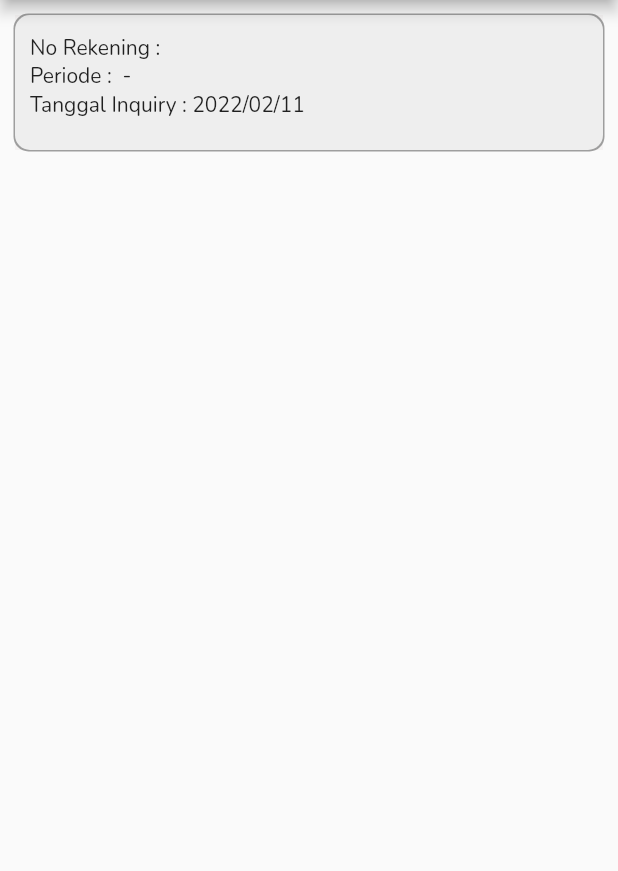
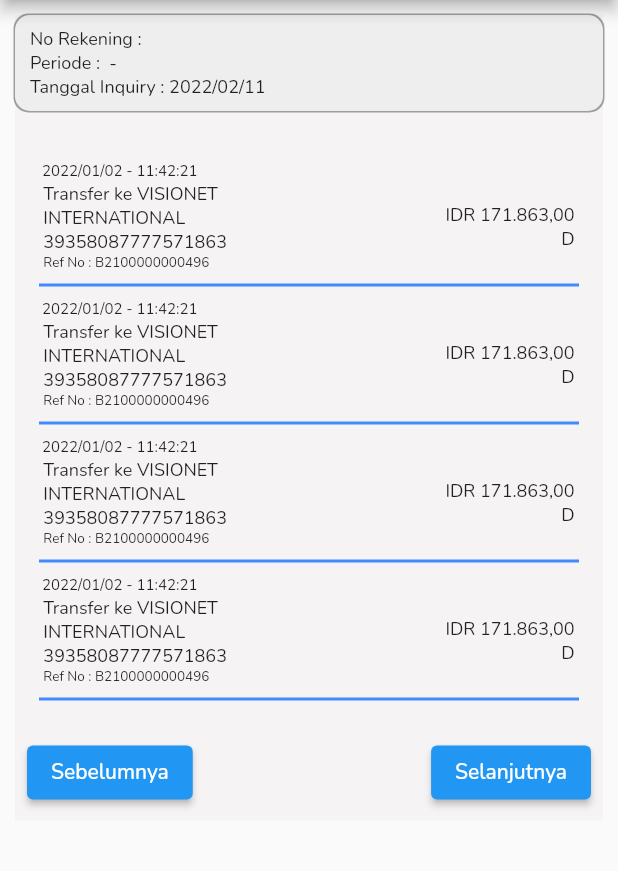
Before and after one commit to nangs/wincoremobile-1, a Flutter app: the AccountActivitiesDetails screen opened directly with empty values, on a phone screen of 412 x 824 dp, the part 84-955 px from its top. Run offline on Flutter 3.47's test engine with Material 2 defaults, Android fonts, the phone set to English and light mode, and no system bars; our stand-ins replace bloc, carousel_slider, dartz, dio, firebase_auth, firebase_core and 3 more; missing offline and left inert: firebase_auth_web, firebase_core_web; accounts and stored records are empty.

Commit message:
Account Activities UI

```diff
--- /dev/null
+++ b/lib/application/accountActivities/cubit/acc_activities_state.dart
@@ -0,0 +1,6 @@
+part of 'acc_activities_cubit.dart';
+
+@immutable
+abstract class AccActivitiesState {}
+
+class AccActivitiesInitial extends AccActivitiesState {}
--- /dev/null
+++ b/lib/application/accountBalance/cubit/account_balance_state.dart
@@ -0,0 +1,6 @@
+part of 'account_balance_cubit.dart';
+
+@immutable
+abstract class AccountBalanceState {}
+
+class AccountBalanceInitial extends AccountBalanceState {}
--- a/lib/domain/model/auth/auth_response.dart
+++ b/lib/domain/model/auth/auth_response.dart
@@ -1,5 +1,4 @@
 // ignore_for_file: prefer_collection_literals, unnecessary_new, unnecessary_this
-
 class AuthResponse {
   Info? info;
   String? status;
@@ -23,16 +22,19 @@
 
 class Info {
   String? accountName;
+  List<String>? accountList;
 
-  Info({this.accountName});
+  Info({this.accountName, this.accountList});
 
   Info.fromJson(Map<String, dynamic> json) {
     accountName = json['account_name'];
+    accountList = json['account_list'].cast<String>();
   }
 
   Map<String, dynamic> toJson() {
     final Map<String, dynamic> data = new Map<String, dynamic>();
     data['account_name'] = this.accountName;
+    data['account_list'] = this.accountList;
     return data;
   }
 }
--- a/lib/screen/panel/account/account_activities_detail.dart
+++ b/lib/screen/panel/account/account_activities_detail.dart
@@ -44,47 +44,92 @@
                       BoxShadow(color: Colors.grey, spreadRadius: 1),
                     ],
                   ),
-                  height: 90,
+                  // height: 90,
                   width: MediaQuery.of(context).size.width,
                   alignment: Alignment.centerLeft,
                   child: Column(
                     children: [
                       Padding(
-                        padding: const EdgeInsets.fromLTRB(10, 4.5, 10, 4.5),
+                        padding: const EdgeInsets.fromLTRB(10, 8, 10, 8),
                         child: Column(
                           children: [
-                            const SizedBox(
-                              height: 8,
-                            ),
                             Container(
                               alignment: Alignment.centerLeft,
-                              child: Text("No Rekening : " + widget.no_rek),
+                              child: Text(
+                                "No Rekening : " + widget.no_rek,
+                                style: TextStyle(
+                                  fontSize: 12,
+                                ),
+                              ),
                             ),
                             Row(
                               children: [
-                                Text("Periode : "),
-                                Text(widget.startDate),
-                                Text(" - "),
-                                Text(widget.endDate),
+                                Text("Periode : ",
+                                    style: TextStyle(
+                                      fontSize: 12,
+                                    )),
+                                Text(widget.startDate,
+                                    style: TextStyle(
+                                      fontSize: 12,
+                                    )),
+                                Text(" - ",
+                                    style: TextStyle(
+                                      fontSize: 12,
+                                    )),
+                                Text(widget.endDate,
+                                    style: TextStyle(
+                                      fontSize: 12,
+                                    )),
                               ],
                             ),
                             Container(
                               alignment: Alignment.centerLeft,
-                              child: Text("Tanggal Inquiry : " +
-                                  DateFormat("yyyy/MM/dd")
-                                      .format(DateTime.now())),
+                              child: Text(
+                                "Tanggal Inquiry : " +
+                                    DateFormat("yyyy/MM/dd")
+                                        .format(DateTime.now()),
+                                style: TextStyle(
+                                  fontSize: 12,
+                                ),
+                              ),
                             )
                           ],
                         ),
                       ),
-                      Padding(
-                        padding: const EdgeInsets.all(8.0),
-                        child: Column(
-                          children: [],
-                        ),
-                      )
                     ],
                   ),
+                ),
+                Container(
+                  margin: EdgeInsets.only(top: 25),
+                  child: Padding(
+                    padding: const EdgeInsets.all(8.0),
+                    child: Container(
+                      alignment: Alignment.centerLeft,
+                      child: Column(
+                        children: [
+                          accActivityDetails(),
+                          accActivityDetails(),
+                          accActivityDetails(),
+                          accActivityDetails(),
+                        ],
+                      ),
+                    ),
+                  ),
+                ),
+                Row(
+                  mainAxisAlignment: MainAxisAlignment.spaceBetween,
+                  children: [
+                    Padding(
+                      padding: const EdgeInsets.all(8.0),
+                      child: ElevatedButton(
+                          onPressed: () {}, child: Text("Sebelumnya")),
+                    ),
+                    Padding(
+                      padding: const EdgeInsets.all(8.0),
+                      child: ElevatedButton(
+                          onPressed: () {}, child: Text("Selanjutnya")),
+                    ),
+                  ],
                 )
               ],
             ),
@@ -94,3 +139,81 @@
     );
   }
 }
+
+class accActivityDetails extends StatelessWidget {
+  const accActivityDetails({
+    Key? key,
+  }) : super(key: key);
+
+  @override
+  Widget build(BuildContext context) {
+    return Wrap(
+      children: [
+        Padding(
+          padding: const EdgeInsets.only(left: 10),
+          child: Text(
+            "2022/01/02 - 11:42:21",
+            style: TextStyle(
+              fontSize: 10,
+            ),
+          ),
+        ),
+        Row(
+          mainAxisAlignment: MainAxisAlignment.spaceEvenly,
+          children: [
+            SizedBox(
+              width: MediaQuery.of(context).size.width / 2,
+              child: Column(
+                crossAxisAlignment: CrossAxisAlignment.start,
+                mainAxisAlignment: MainAxisAlignment.start,
+                children: [
+                  Text(
+                    "Transfer ke VISIONET INTERNATIONAL 39358087777571863",
+                    style: TextStyle(
+                      fontSize: 12,
+                    ),
+                  ),
+                  SizedBox(width: 8),
+                  Text(
+                    "Ref No : B2100000000496",
+                    style: TextStyle(
+                      fontSize: 9,
+                    ),
+                  )
+                ],
+              ),
+            ),
+            SizedBox(
+              width: MediaQuery.of(context).size.width / 3,
+              child: Column(
+                crossAxisAlignment: CrossAxisAlignment.end,
+                mainAxisAlignment: MainAxisAlignment.end,
+                children: [
+                  Text(
+                    "IDR 171.863,00",
+                    style: TextStyle(
+                      fontSize: 12,
+                    ),
+                  ),
+                  SizedBox(width: 8),
+                  Text(
+                    "D",
+                    style: TextStyle(
+                      fontSize: 12,
+                    ),
+                  )
+                ],
+              ),
+            )
+          ],
+        ),
+        Container(
+          margin: EdgeInsets.all(8),
+          // padding: EdgeInsets.all(8),
+          decoration:
+              BoxDecoration(border: Border.all(color: Colors.blueAccent)),
+        )
+      ],
+    );
+  }
+}
```
Also changed, not shown: lib/application/accountActivities/cubit/acc_activities_cubit.dart (added, +8 -0 lines), lib/application/accountBalance/cubit/account_balance_cubit.dart (added, +8 -0 lines), lib/repository/accountActivities/accountActivities_repository.dart (added, +74 -0 lines), lib/repository/accountBalance/accountBalance_repository.dart (added, +74 -0 lines), lib/repository/transferBalance/transferBalance_repository.dart (added, +68 -0 lines), lib/screen/auth/register/register2.dart (+17 -3 lines), lib/screen/auth/sign_in/sign_in.dart (+8 -4 lines), lib/screen/auth/welcome.dart (+8 -6 lines), lib/screen/panel/account/account_activities.dart (+12 -1 lines), lib/screen/panel/account/account_balance.dart (+6 -3 lines), lib/screen/panel/home/home.dart (+15 -11 lines), assets/images/WINCore copy.png (added).
